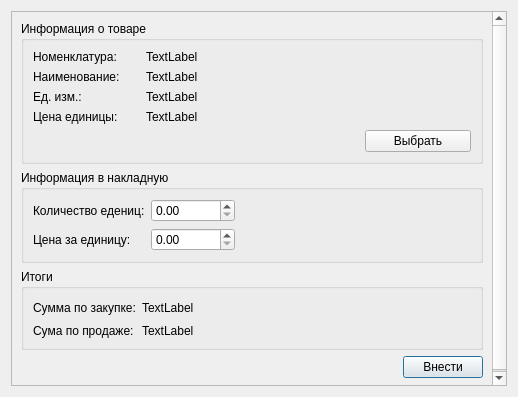
Before: the Qt Designer form addorsetproductininvoice_dialog.ui in skripach2111/Kursovoy_Uchet, drawn with Qt 5.
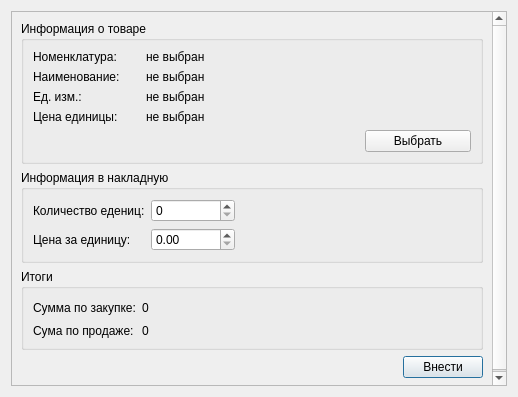
After: the same form once the commit is applied.

Patch:
```diff
--- a/addorsetproductininvoice_dialog.ui
+++ b/addorsetproductininvoice_dialog.ui
@@ -78,14 +78,14 @@
           <item row="3" column="1" colspan="3">
            <widget class="QLabel" name="label_PriceUnit">
             <property name="text">
-             <string>TextLabel</string>
+             <string>не выбран</string>
             </property>
            </widget>
           </item>
           <item row="2" column="1" colspan="3">
            <widget class="QLabel" name="label_Measuring">
             <property name="text">
-             <string>TextLabel</string>
+             <string>не выбран</string>
             </property>
            </widget>
           </item>
@@ -99,7 +99,7 @@
           <item row="0" column="1" colspan="3">
            <widget class="QLabel" name="label_Nomenclature">
             <property name="text">
-             <string>TextLabel</string>
+             <string>не выбран</string>
             </property>
            </widget>
           </item>
@@ -120,7 +120,7 @@
           <item row="1" column="1" colspan="3">
            <widget class="QLabel" name="label_Name">
             <property name="text">
-             <string>TextLabel</string>
+             <string>не выбран</string>
             </property>
            </widget>
           </item>
@@ -167,13 +167,6 @@
             </property>
            </widget>
           </item>
-          <item row="0" column="1">
-           <widget class="QDoubleSpinBox" name="doubleSpinBox_NumberUnits">
-            <property name="maximum">
-             <double>999999.989999999990687</double>
-            </property>
-           </widget>
-          </item>
           <item row="1" column="1">
            <widget class="QDoubleSpinBox" name="doubleSpinBox_PriceUnitsPurchase">
             <property name="maximum">
@@ -194,6 +187,9 @@
             </property>
            </spacer>
           </item>
+          <item row="0" column="1">
+           <widget class="QSpinBox" name="spinBox_NumberUnits"/>
+          </item>
          </layout>
         </widget>
        </item>
@@ -213,7 +209,7 @@
           <item row="1" column="1">
            <widget class="QLabel" name="label_SumSale">
             <property name="text">
-             <string>TextLabel</string>
+             <string>0</string>
             </property>
            </widget>
           </item>
@@ -227,7 +223,7 @@
           <item row="0" column="1">
            <widget class="QLabel" name="label_SumPurchase">
             <property name="text">
-             <string>TextLabel</string>
+             <string>0</string>
             </property>
            </widget>
           </item>
```
